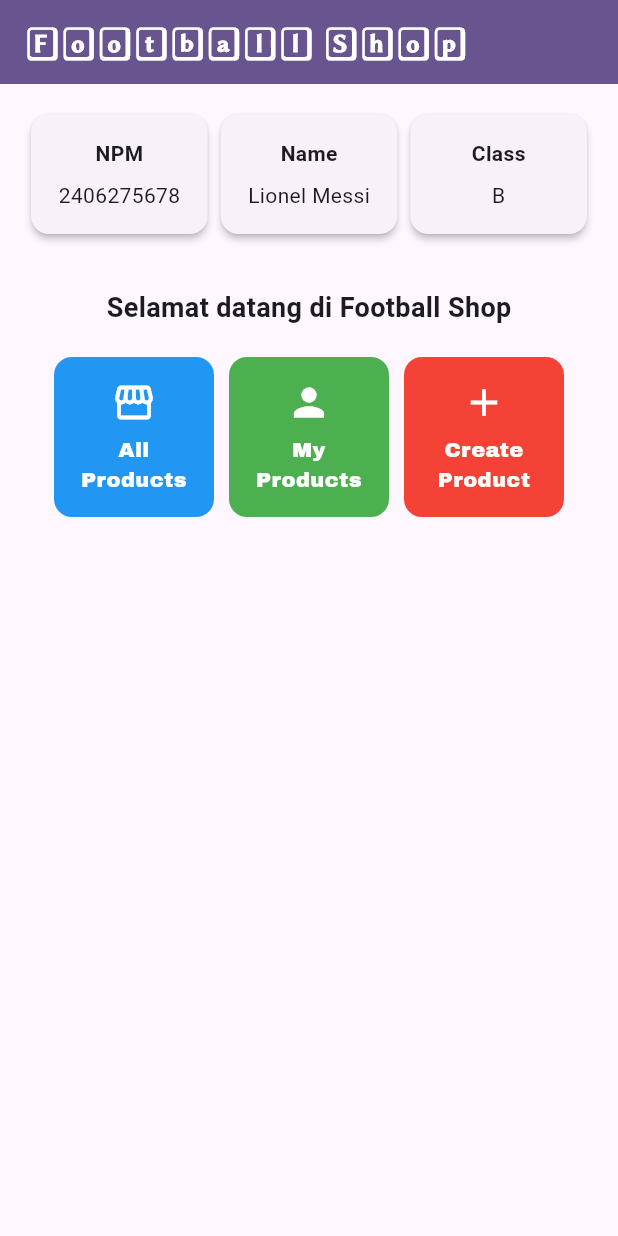
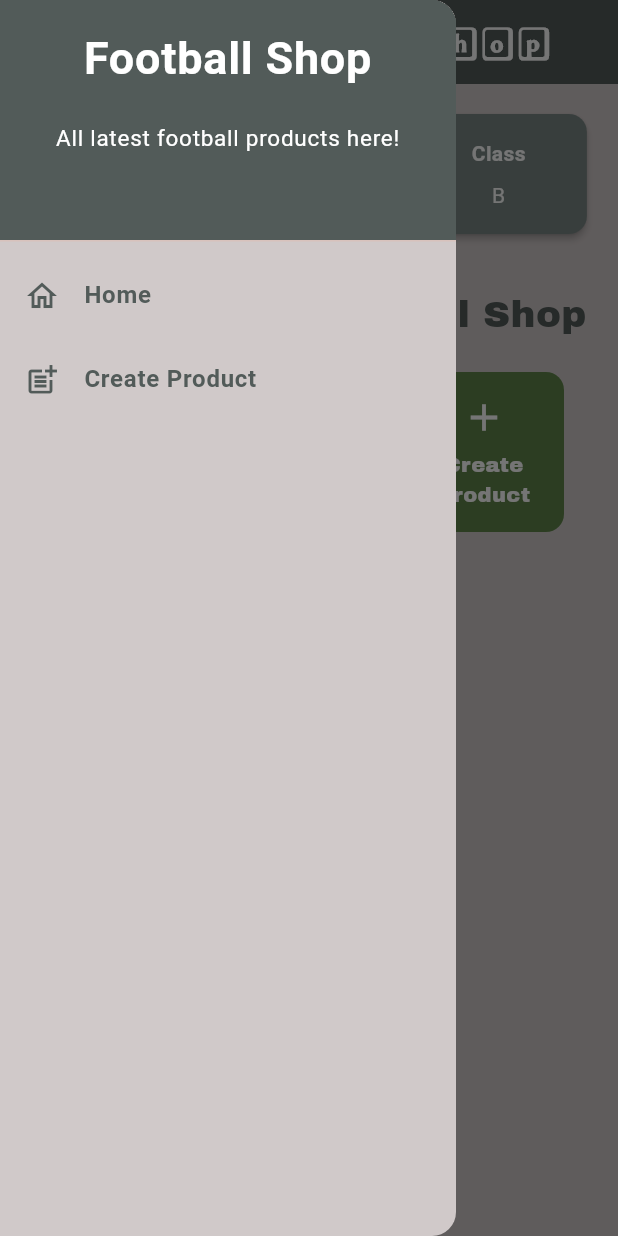
Before and after one commit to JohannesNichola/football-shop-mobile, a Flutter app: the screen it shows after launch, with the side drawer open (before the commit the screen has no drawer), on a phone screen of 412 x 824 dp. Run offline on Flutter 3.47's test engine with Material 3 defaults, Android fonts, the phone set to English and light mode, and no system bars.

Commit message:
end of tugas 8

```diff
--- a/football_shop_mobile/lib/main.dart
+++ b/football_shop_mobile/lib/main.dart
@@ -1,5 +1,5 @@
 import 'package:flutter/material.dart';
-import 'package:football_shop_mobile/home_page.dart';
+import 'package:football_shop_mobile/screens/home_page.dart';
 
 void main() {
   runApp(const MyApp());
@@ -15,7 +15,7 @@ class MyApp extends StatelessWidget {
       debugShowCheckedModeBanner: false,
       title: 'Football Shop',
       theme: ThemeData(
-        colorScheme: ColorScheme.fromSeed(seedColor: Colors.deepPurple),
+        colorScheme: ColorScheme.fromSeed(seedColor: const Color.fromARGB(255, 124, 42, 14)),
       ),
       home: MyHomePage(),
     );
--- a/football_shop_mobile/lib/home_page.dart
+++ b/football_shop_mobile/lib/screens/home_page.dart
@@ -1,4 +1,6 @@
 import 'package:flutter/material.dart';
+import 'package:football_shop_mobile/widgets/left_drawer.dart';
+import 'package:football_shop_mobile/widgets/products_card.dart';
 
 class MyHomePage extends StatelessWidget {
   MyHomePage({super.key});
@@ -8,14 +10,15 @@ class MyHomePage extends StatelessWidget {
     final String kelas = "B"; //kelas
 
     final List<ItemHomepage> items = [
-        ItemHomepage("All Products", Icons.storefront, Colors.blue),
-        ItemHomepage("My Products", Icons.person, Colors.green),
-        ItemHomepage("Create Product", Icons.add, Colors.red),
+        ItemHomepage("All Products", Icons.storefront, const Color.fromARGB(255, 133, 120, 101)),
+        ItemHomepage("My Products", Icons.person, const Color.fromARGB(255, 207, 154, 105)),
+        ItemHomepage("Create Product", Icons.add, const Color.fromARGB(162, 32, 96, 2)),
       ];
 
     @override
     Widget build(BuildContext context) {
     return Scaffold(
+      backgroundColor: const Color.fromARGB(255, 208, 201, 201),
       appBar: AppBar(
         title: const Text(
           'Football Shop',
@@ -25,8 +28,10 @@ class MyHomePage extends StatelessWidget {
             fontWeight: FontWeight.bold,
           ),
         ),
-        backgroundColor: Theme.of(context).colorScheme.primary,
+        backgroundColor: const Color.fromARGB(255, 82, 91, 89),
+        iconTheme: IconThemeData(color: Colors.white),
       ),
+      drawer: LeftDrawer(),
       body: Padding(
         padding: const EdgeInsets.all(16.0),
         child: Column(
@@ -49,10 +54,12 @@ class MyHomePage extends StatelessWidget {
                   const Padding(
                     padding: EdgeInsets.only(top: 16.0),
                     child: Text(
-                      'Selamat datang di Football Shop',
+                      'Wellcome to Football Shop',
                       style: TextStyle(
-                        fontWeight: FontWeight.bold,
-                        fontSize: 18.0,
+                        color: Color.fromARGB(255, 82, 91, 89),
+                        fontFamily: 'ArchivoBlack',
+                        fontWeight: FontWeight.normal,
+                        fontSize: 25.0,
                       ),
                     ),
                   ),
@@ -88,6 +95,7 @@ class InfoCard extends StatelessWidget {
   @override
   Widget build(BuildContext context) {
     return Card(
+      color: Color.fromARGB(255, 123, 136, 134),
       elevation: 2.0,
       child: Container(
         width: MediaQuery.of(context).size.width / 3.5, // menyesuaikan dengan lebar device yang digunakan.
@@ -96,10 +104,14 @@ class InfoCard extends StatelessWidget {
           children: [
             Text(
               title,
-              style: const TextStyle(fontWeight: FontWeight.bold),
+              style: const TextStyle(
+                fontWeight: FontWeight.bold,
+                color: Colors.white),
             ),
             const SizedBox(height: 8.0),
-            Text(content),
+            Text(
+              content,
+              style: TextStyle(color: Colors.white),),
           ],
         ),
       ),
@@ -114,52 +126,3 @@ class ItemHomepage {
 
  ItemHomepage(this.name, this.icon, this.color);
 }
-
-class ItemCard extends StatelessWidget {
-
-  final ItemHomepage item;
-
-  const ItemCard(this.item, {super.key});
-
-  @override
-  Widget build(BuildContext context) {
-    return Material(
-      color: item.color,
-      borderRadius: BorderRadius.circular(12),
-
-      child: InkWell(
-        onTap: () {
-          ScaffoldMessenger.of(context)
-            ..hideCurrentSnackBar()
-            ..showSnackBar(
-              SnackBar(content: Text("Kamu telah menekan tombol ${item.name}!"))
-            );
-        },
-        child: Container(
-          padding: const EdgeInsets.all(8),
-          child: Center(
-            child: Column(
-              mainAxisAlignment: MainAxisAlignment.center,
-              children: [
-                Icon(
-                  item.icon,
-                  color: Colors.white,
-                  size: 30.0,
-                ),
-                const Padding(padding: EdgeInsets.all(3)),
-                Text(
-                  item.name,
-                  textAlign: TextAlign.center,
-                  style: const TextStyle(
-                    color: Colors.white,
-                    fontFamily: 'ArchivoBlack'),
-                ),
-              ],
-            ),
-          ),
-        ),
-      ),
-    );
-  }
-
-}
--- /dev/null
+++ b/football_shop_mobile/lib/widgets/left_drawer.dart
@@ -0,0 +1,84 @@
+import 'package:flutter/material.dart';
+import 'package:football_shop_mobile/screens/home_page.dart';
+import 'package:football_shop_mobile/screens/productslist_form.dart';
+
+class LeftDrawer extends StatelessWidget {
+  const LeftDrawer({super.key});
+
+  @override
+  Widget build(BuildContext context) {
+    return Drawer(
+      backgroundColor: const Color.fromARGB(255, 208, 201, 201),
+      child: ListView(
+        children: [
+          const DrawerHeader(
+            decoration: BoxDecoration(
+              color: Color.fromARGB(255, 82, 91, 89),
+            ),
+            child: Column(
+              children: [
+                Text(
+                  'Football Shop',
+                  textAlign: TextAlign.center,
+                  style: TextStyle(
+                    fontSize: 30,
+                    fontWeight: FontWeight.bold,
+                    color: Colors.white,
+                  ),
+                ),
+                Padding(padding: EdgeInsets.all(10)),
+                Text(
+                  "All latest football products here!",
+                  textAlign: TextAlign.center,
+                  style: TextStyle(
+                    fontSize: 15,
+                    color: Colors.white,
+                    fontWeight: FontWeight.normal
+                  ),
+                ),
+              ],
+            ),
+          ),
+          ListTile(
+            leading: const Icon(Icons.home_outlined),
+            iconColor: Color.fromARGB(255, 82, 91, 89),
+            title: const Text(
+              'Home',
+              style: TextStyle(
+                color: Color.fromARGB(255, 82, 91, 89),
+                fontWeight: FontWeight.bold
+              ),),
+            // Bagian redirection ke MyHomePage
+            onTap: () {
+              Navigator.pushReplacement(
+                context,
+                MaterialPageRoute(
+                  builder: (context) => MyHomePage(),
+                )
+              );
+            },
+          ),
+          ListTile(
+            leading: const Icon(Icons.post_add),
+            iconColor: Color.fromARGB(255, 82, 91, 89),
+            title: const Text(
+              'Create Product',
+              style: TextStyle(
+                color: Color.fromARGB(255, 82, 91, 89),
+                fontWeight: FontWeight.bold
+              ),),
+            // Bagian redirection ke ProductsFormPage
+            onTap: () {
+              Navigator.pushReplacement(
+                context,
+                MaterialPageRoute(
+                  builder: (context) => ProductsFormPage(),
+                )
+              );
+            },
+          ),
+        ],
+      ),
+    );
+  }
+}
--- /dev/null
+++ b/football_shop_mobile/lib/widgets/products_card.dart
@@ -0,0 +1,56 @@
+import 'package:flutter/material.dart';
+import 'package:football_shop_mobile/screens/home_page.dart';
+import 'package:football_shop_mobile/screens/productslist_form.dart';
+
+class ItemCard extends StatelessWidget {
+
+  final ItemHomepage item;
+
+  const ItemCard(this.item, {super.key});
+
+  @override
+  Widget build(BuildContext context) {
+    return Material(
+      color: item.color,
+      borderRadius: BorderRadius.circular(12),
+
+      child: InkWell(
+        onTap: () {
+          ScaffoldMessenger.of(context)
+            ..hideCurrentSnackBar()
+            ..showSnackBar(
+              SnackBar(content: Text("You have pressed button ${item.name}!"))
+            );
+          // Navigate ke route yang sesuai (tergantung jenis tombol)
+          if (item.name == "Create Product") {
+            Navigator.push(context, MaterialPageRoute(builder: (context) => ProductsFormPage()));
+          }
+        },
+        child: Container(
+          padding: const EdgeInsets.all(8),
+          child: Center(
+            child: Column(
+              mainAxisAlignment: MainAxisAlignment.center,
+              children: [
+                Icon(
+                  item.icon,
+                  color: Colors.white,
+                  size: 30.0,
+                ),
+                const Padding(padding: EdgeInsets.all(3)),
+                Text(
+                  item.name,
+                  textAlign: TextAlign.center,
+                  style: const TextStyle(
+                    color: Colors.white,
+                    fontFamily: 'ArchivoBlack'),
+                ),
+              ],
+            ),
+          ),
+        ),
+      ),
+    );
+  }
+
+}
```
Also changed, not shown: football_shop_mobile/lib/screens/productslist_form.dart (added, +293 -0 lines), 1 other file.
